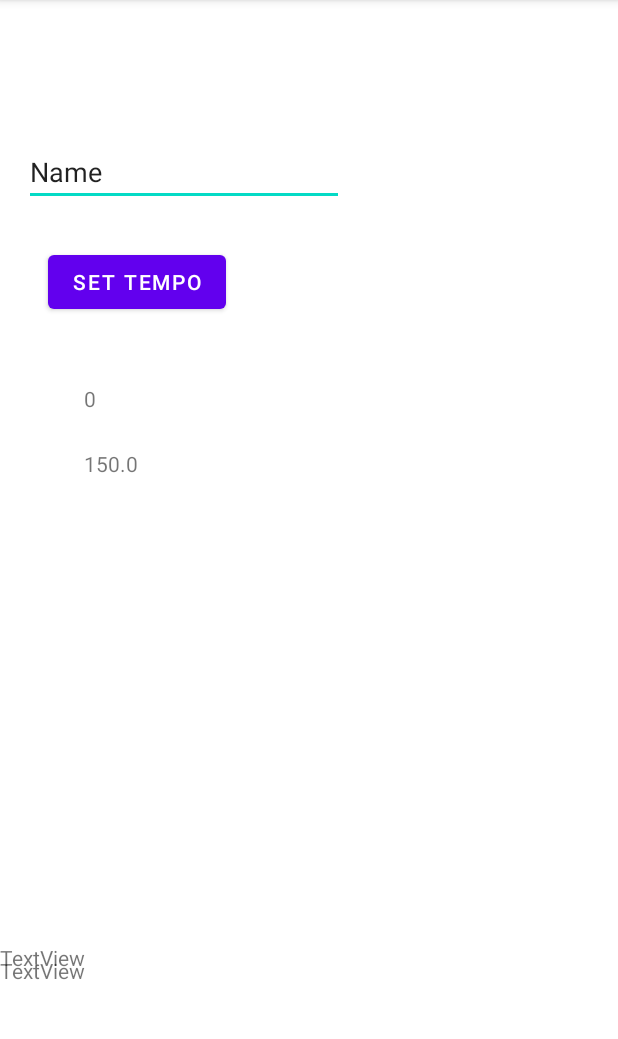
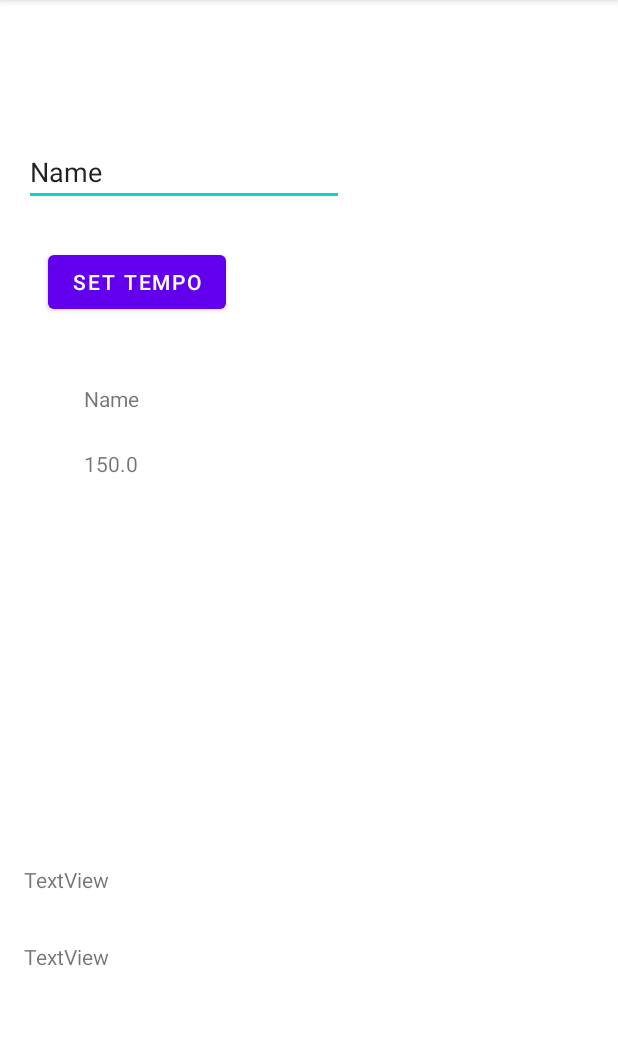
Before and after one commit to Exidius/beatrunner, an Android app: the screen it shows after launch (MainActivity), after a tap on "SET TEMPO", on a phone screen of 412 x 824 dp, the part 84-1123 px from its top. Run offline under Robolectric (Android 15) with nearby library versions, the light colour scheme and no system bars; our stand-ins replace Room's generated code; libraries missing offline, so code that uses them is left out: com.google.android.exoplayer2; plain views replace PlayerControlView; 14 statements that could not run were skipped.

Commit message:
Basic music tempo change implementation

```diff
--- a/app/src/main/java/com/barad/beatrunner/MainActivity.kt
+++ b/app/src/main/java/com/barad/beatrunner/MainActivity.kt
@@ -16,6 +16,7 @@ import androidx.room.Room
 import com.barad.beatrunner.data.AppDatabase
 import com.barad.beatrunner.data.MusicDao
 import com.barad.beatrunner.data.MusicStore
+import com.barad.beatrunner.service.MusicEventListener
 import com.barad.beatrunner.service.MusicService
 import com.barad.beatrunner.service.SensorService
 import com.google.android.exoplayer2.SimpleExoPlayer
@@ -52,8 +53,14 @@ class MainActivity : AppCompatActivity() {
             musicStore.getAllMusicFromDevice(true)
 
             player = SimpleExoPlayer.Builder(this).build()
+            musicService = MusicService(musicDao, player)
+            val musicEventListener = MusicEventListener(player, musicService, musicDao)
+            player.addListener(musicEventListener)
 
             playerView = findViewById(R.id.player_view)
+            playerView.showShuffleButton = true
+            playerView.setShowFastForwardButton(false)
+            playerView.setShowRewindButton(false)
             playerView.showTimeoutMs = 0
             playerView.player = player
 
@@ -66,10 +73,12 @@ class MainActivity : AppCompatActivity() {
             inputTempo = findViewById(R.id.et_tempo)
 
             sensorService = SensorService(getSystemService(Context.SENSOR_SERVICE) as SensorManager)
-            musicService = MusicService(musicDao, player)
 
             btnTempo.setOnClickListener {
-                inputTempo.text.toString().toFloatOrNull()?.let { it1 -> musicService.onTempoChange(it1) }
+                inputTempo.text.toString().toFloatOrNull()?.let {
+                    it1 -> musicService.onTempoChange(it1)
+                }
+                tvTempo.setText(inputTempo.text.toString())
             }
 
             sensorService.steps.observe(this, {
--- a/app/src/main/java/com/barad/beatrunner/data/MusicDao.kt
+++ b/app/src/main/java/com/barad/beatrunner/data/MusicDao.kt
@@ -10,6 +10,9 @@ interface MusicDao {
     @Query("SELECT * FROM music")
     fun getAll(): List<Music>
 
+    @Query("SELECT * FROM music WHERE uri LIKE :id")
+    fun getById(id: String): Music
+
     @Insert
     suspend fun insertAll(vararg musics: Music)
 
--- a/app/src/main/res/layout/activity_main.xml
+++ b/app/src/main/res/layout/activity_main.xml
@@ -27,10 +27,11 @@
         android:id="@+id/tv_title"
         android:layout_width="wrap_content"
         android:layout_height="wrap_content"
-        android:layout_marginBottom="120dp"
+        android:layout_marginStart="0dp"
+        android:layout_marginTop="32dp"
         android:text="TextView"
-        app:layout_constraintBottom_toBottomOf="@+id/player_view"
-        app:layout_constraintStart_toStartOf="parent" />
+        app:layout_constraintStart_toStartOf="@+id/tv_music_tempo"
+        app:layout_constraintTop_toBottomOf="@+id/tv_music_tempo" />
 
     <TextView
         android:id="@+id/tv_tempo"
@@ -46,7 +47,8 @@
         android:id="@+id/tv_music_tempo"
         android:layout_width="wrap_content"
         android:layout_height="wrap_content"
-        android:layout_marginBottom="79dp"
+        android:layout_marginStart="16dp"
+        android:layout_marginBottom="140dp"
         android:text="TextView"
         app:layout_constraintBottom_toTopOf="@+id/player_view"
         app:layout_constraintStart_toStartOf="parent" />
```
Also changed, not shown: app/src/main/java/com/barad/beatrunner/service/MusicEventListener.kt (added, +27 -0 lines), app/src/main/java/com/barad/beatrunner/service/MusicService.kt (+34 -10 lines).
